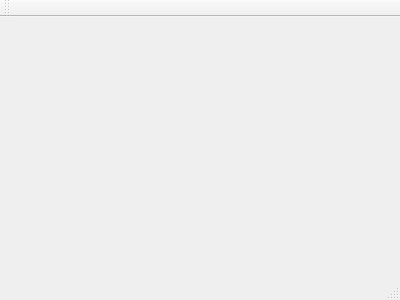
Qt form src/mainwindow.ui (lesquoyb/projet_synthese) before a commit.
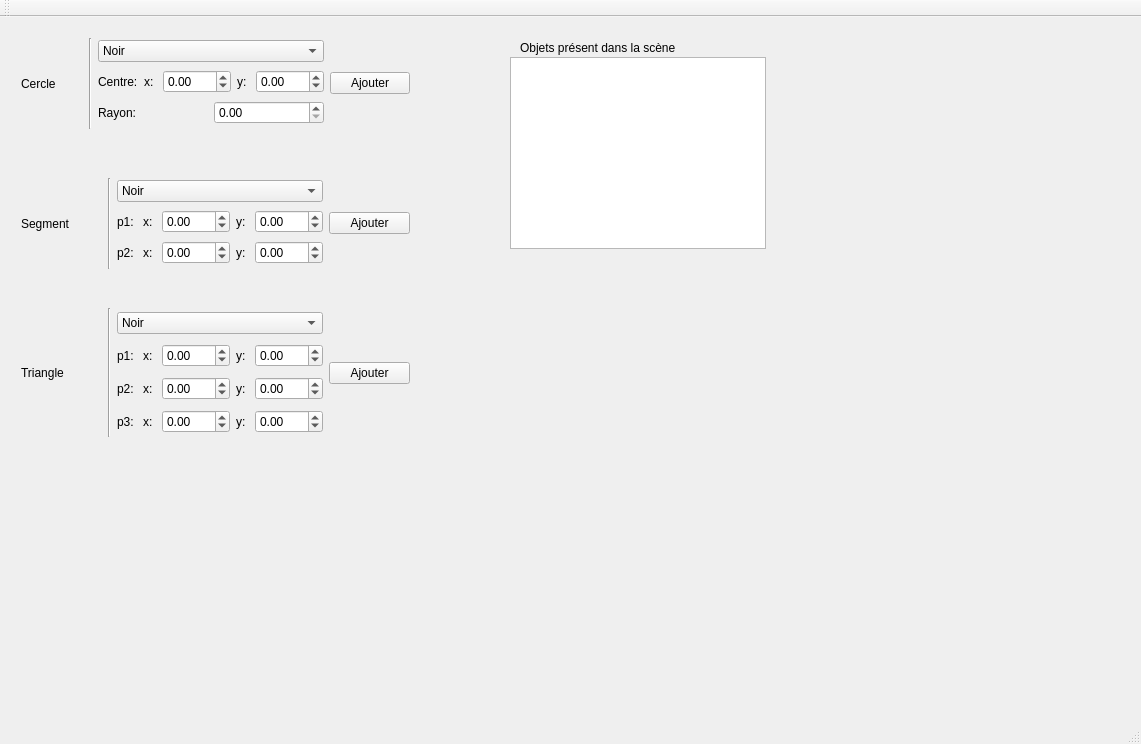
The same form after that commit.

```diff
--- a/src/mainwindow.ui
+++ b/src/mainwindow.ui
@@ -1,24 +1,747 @@
 <ui version="4.0">
  <class>MainWindow</class>
- <widget class="QMainWindow" name="MainWindow" >
-  <property name="geometry" >
+ <widget class="QMainWindow" name="MainWindow">
+  <property name="geometry">
    <rect>
     <x>0</x>
     <y>0</y>
-    <width>400</width>
-    <height>300</height>
+    <width>1141</width>
+    <height>744</height>
    </rect>
   </property>
   <property name="windowTitle" >
    <string>MainWindow</string>
   </property>
-  <widget class="QMenuBar" name="menuBar" />
-  <widget class="QToolBar" name="mainToolBar" />
-  <widget class="QWidget" name="centralWidget" />
-  <widget class="QStatusBar" name="statusBar" />
+  <widget class="QWidget" name="centralWidget">
+   <widget class="QWidget" name="horizontalLayoutWidget">
+    <property name="geometry">
+     <rect>
+      <x>10</x>
+      <y>10</y>
+      <width>411</width>
+      <height>113</height>
+     </rect>
+    </property>
+    <layout class="QHBoxLayout" name="horizontalLayout">
+     <item>
+      <widget class="QLabel" name="label">
+       <property name="text">
+        <string>Cercle</string>
+       </property>
+      </widget>
+     </item>
+     <item>
+      <widget class="Line" name="line">
+       <property name="orientation">
+        <enum>Qt::Vertical</enum>
+       </property>
+      </widget>
+     </item>
+     <item>
+      <layout class="QVBoxLayout" name="verticalLayout_2">
+       <item>
+        <widget class="QComboBox" name="couleurCercle">
+         <property name="editable">
+          <bool>false</bool>
+         </property>
+         <property name="currentText">
+          <string>Noir</string>
+         </property>
+         <item>
+          <property name="text">
+           <string>Noir</string>
+          </property>
+         </item>
+         <item>
+          <property name="text">
+           <string>Blanc</string>
+          </property>
+         </item>
+         <item>
+          <property name="text">
+           <string>Jaune</string>
+          </property>
+         </item>
+         <item>
+          <property name="text">
+           <string>Rouge</string>
+          </property>
+         </item>
+         <item>
+          <property name="text">
+           <string>Vert</string>
+          </property>
+         </item>
+         <item>
+          <property name="text">
+           <string>Bleu</string>
+          </property>
+         </item>
+        </widget>
+       </item>
+       <item>
+        <layout class="QHBoxLayout" name="horizontalLayout_3">
+         <item>
+          <widget class="QLabel" name="label_2">
+           <property name="text">
+            <string>Centre:</string>
+           </property>
+          </widget>
+         </item>
+         <item>
+          <widget class="QLabel" name="label_7">
+           <property name="text">
+            <string>x: </string>
+           </property>
+          </widget>
+         </item>
+         <item>
+          <widget class="QDoubleSpinBox" name="centreX">
+           <property name="toolTip">
+            <string>coordonnées en x du point</string>
+           </property>
+           <property name="minimum">
+            <double>-990.000000000000000</double>
+           </property>
+           <property name="maximum">
+            <double>999.990000000000009</double>
+           </property>
+           <property name="singleStep">
+            <double>10.000000000000000</double>
+           </property>
+          </widget>
+         </item>
+         <item>
+          <widget class="QLabel" name="label_8">
+           <property name="text">
+            <string>y: </string>
+           </property>
+          </widget>
+         </item>
+         <item>
+          <widget class="QDoubleSpinBox" name="centreY">
+           <property name="toolTip">
+            <string>coordonnées en y du point</string>
+           </property>
+           <property name="minimum">
+            <double>-990.000000000000000</double>
+           </property>
+           <property name="maximum">
+            <double>999.990000000000009</double>
+           </property>
+           <property name="singleStep">
+            <double>10.000000000000000</double>
+           </property>
+          </widget>
+         </item>
+        </layout>
+       </item>
+       <item>
+        <layout class="QHBoxLayout" name="horizontalLayout_4">
+         <item>
+          <widget class="QLabel" name="label_3">
+           <property name="text">
+            <string>Rayon: </string>
+           </property>
+          </widget>
+         </item>
+         <item>
+          <widget class="QDoubleSpinBox" name="rayon">
+           <property name="maximum">
+            <double>199.990000000000009</double>
+           </property>
+           <property name="singleStep">
+            <double>5.000000000000000</double>
+           </property>
+          </widget>
+         </item>
+        </layout>
+       </item>
+      </layout>
+     </item>
+     <item>
+      <layout class="QVBoxLayout" name="verticalLayout_3">
+       <item>
+        <spacer name="verticalSpacer">
+         <property name="orientation">
+          <enum>Qt::Vertical</enum>
+         </property>
+         <property name="sizeHint" stdset="0">
+          <size>
+           <width>20</width>
+           <height>40</height>
+          </size>
+         </property>
+        </spacer>
+       </item>
+       <item>
+        <widget class="QPushButton" name="ajout_cercle">
+         <property name="text">
+          <string>Ajouter</string>
+         </property>
+        </widget>
+       </item>
+       <item>
+        <spacer name="verticalSpacer_2">
+         <property name="orientation">
+          <enum>Qt::Vertical</enum>
+         </property>
+         <property name="sizeHint" stdset="0">
+          <size>
+           <width>20</width>
+           <height>40</height>
+          </size>
+         </property>
+        </spacer>
+       </item>
+      </layout>
+     </item>
+    </layout>
+   </widget>
+   <widget class="QWidget" name="horizontalLayoutWidget_5">
+    <property name="geometry">
+     <rect>
+      <x>10</x>
+      <y>150</y>
+      <width>411</width>
+      <height>113</height>
+     </rect>
+    </property>
+    <layout class="QHBoxLayout" name="horizontalLayout_5">
+     <item>
+      <widget class="QLabel" name="label_4">
+       <property name="text">
+        <string>Segment</string>
+       </property>
+      </widget>
+     </item>
+     <item>
+      <widget class="Line" name="line_2">
+       <property name="orientation">
+        <enum>Qt::Vertical</enum>
+       </property>
+      </widget>
+     </item>
+     <item>
+      <layout class="QVBoxLayout" name="verticalLayout_5">
+       <item>
+        <widget class="QComboBox" name="couleurSegment">
+         <property name="editable">
+          <bool>false</bool>
+         </property>
+         <property name="currentText">
+          <string>Noir</string>
+         </property>
+         <item>
+          <property name="text">
+           <string>Noir</string>
+          </property>
+         </item>
+         <item>
+          <property name="text">
+           <string>Blanc</string>
+          </property>
+         </item>
+         <item>
+          <property name="text">
+           <string>Jaune</string>
+          </property>
+         </item>
+         <item>
+          <property name="text">
+           <string>Rouge</string>
+          </property>
+         </item>
+         <item>
+          <property name="text">
+           <string>Vert</string>
+          </property>
+         </item>
+         <item>
+          <property name="text">
+           <string>Bleu</string>
+          </property>
+         </item>
+        </widget>
+       </item>
+       <item>
+        <layout class="QHBoxLayout" name="horizontalLayout_6">
+         <item>
+          <widget class="QLabel" name="label_9">
+           <property name="text">
+            <string>p1: </string>
+           </property>
+          </widget>
+         </item>
+         <item>
+          <widget class="QLabel" name="label_10">
+           <property name="text">
+            <string>x: </string>
+           </property>
+          </widget>
+         </item>
+         <item>
+          <widget class="QDoubleSpinBox" name="sP1X">
+           <property name="toolTip">
+            <string>coordonnées en x du point</string>
+           </property>
+           <property name="minimum">
+            <double>-990.000000000000000</double>
+           </property>
+           <property name="maximum">
+            <double>999.990000000000009</double>
+           </property>
+           <property name="singleStep">
+            <double>10.000000000000000</double>
+           </property>
+          </widget>
+         </item>
+         <item>
+          <widget class="QLabel" name="label_11">
+           <property name="text">
+            <string>y: </string>
+           </property>
+          </widget>
+         </item>
+         <item>
+          <widget class="QDoubleSpinBox" name="sP1Y">
+           <property name="toolTip">
+            <string>coordonnées en y du point</string>
+           </property>
+           <property name="minimum">
+            <double>-990.000000000000000</double>
+           </property>
+           <property name="maximum">
+            <double>999.990000000000009</double>
+           </property>
+           <property name="singleStep">
+            <double>10.000000000000000</double>
+           </property>
+          </widget>
+         </item>
+        </layout>
+       </item>
+       <item>
+        <layout class="QHBoxLayout" name="horizontalLayout_7">
+         <item>
+          <widget class="QLabel" name="label_14">
+           <property name="text">
+            <string>p2: </string>
+           </property>
+          </widget>
+         </item>
+         <item>
+          <widget class="QLabel" name="label_12">
+           <property name="text">
+            <string>x: </string>
+           </property>
+          </widget>
+         </item>
+         <item>
+          <widget class="QDoubleSpinBox" name="sP2X">
+           <property name="toolTip">
+            <string>coordonnées en x du point</string>
+           </property>
+           <property name="minimum">
+            <double>-990.000000000000000</double>
+           </property>
+           <property name="maximum">
+            <double>999.990000000000009</double>
+           </property>
+           <property name="singleStep">
+            <double>10.000000000000000</double>
+           </property>
+          </widget>
+         </item>
+         <item>
+          <widget class="QLabel" name="label_13">
+           <property name="text">
+            <string>y: </string>
+           </property>
+          </widget>
+         </item>
+         <item>
+          <widget class="QDoubleSpinBox" name="sP2Y">
+           <property name="toolTip">
+            <string>coordonnées en y du point</string>
+           </property>
+           <property name="minimum">
+            <double>-990.000000000000000</double>
+           </property>
+           <property name="maximum">
+            <double>999.990000000000009</double>
+           </property>
+           <property name="singleStep">
+            <double>10.000000000000000</double>
+           </property>
+          </widget>
+         </item>
+        </layout>
+       </item>
+      </layout>
+     </item>
+     <item>
+      <layout class="QVBoxLayout" name="verticalLayout_6">
+       <item>
+        <spacer name="verticalSpacer_5">
+         <property name="orientation">
+          <enum>Qt::Vertical</enum>
+         </property>
+         <property name="sizeHint" stdset="0">
+          <size>
+           <width>20</width>
+           <height>40</height>
+          </size>
+         </property>
+        </spacer>
+       </item>
+       <item>
+        <widget class="QPushButton" name="ajout_cercle_3">
+         <property name="text">
+          <string>Ajouter</string>
+         </property>
+        </widget>
+       </item>
+       <item>
+        <spacer name="verticalSpacer_6">
+         <property name="orientation">
+          <enum>Qt::Vertical</enum>
+         </property>
+         <property name="sizeHint" stdset="0">
+          <size>
+           <width>20</width>
+           <height>40</height>
+          </size>
+         </property>
+        </spacer>
+       </item>
+      </layout>
+     </item>
+    </layout>
+   </widget>
+   <widget class="QWidget" name="horizontalLayoutWidget_7">
+    <property name="geometry">
+     <rect>
+      <x>10</x>
+      <y>280</y>
+      <width>411</width>
+      <height>151</height>
+     </rect>
+    </property>
+    <layout class="QHBoxLayout" name="horizontalLayout_8">
+     <item>
+      <widget class="QLabel" name="label_15">
+       <property name="text">
+        <string>Triangle</string>
+       </property>
+      </widget>
+     </item>
+     <item>
+      <widget class="Line" name="line_3">
+       <property name="orientation">
+        <enum>Qt::Vertical</enum>
+       </property>
+      </widget>
+     </item>
+     <item>
+      <layout class="QVBoxLayout" name="verticalLayout_7">
+       <item>
+        <widget class="QComboBox" name="couleurTriangle">
+         <property name="editable">
+          <bool>false</bool>
+         </property>
+         <property name="currentText">
+          <string>Noir</string>
+         </property>
+         <item>
+          <property name="text">
+           <string>Noir</string>
+          </property>
+         </item>
+         <item>
+          <property name="text">
+           <string>Blanc</string>
+          </property>
+         </item>
+         <item>
+          <property name="text">
+           <string>Jaune</string>
+          </property>
+         </item>
+         <item>
+          <property name="text">
+           <string>Rouge</string>
+          </property>
+         </item>
+         <item>
+          <property name="text">
+           <string>Vert</string>
+          </property>
+         </item>
+         <item>
+          <property name="text">
+           <string>Bleu</string>
+          </property>
+         </item>
+        </widget>
+       </item>
+       <item>
+        <layout class="QHBoxLayout" name="horizontalLayout_9">
+         <item>
+          <widget class="QLabel" name="label_16">
+           <property name="text">
+            <string>p1: </string>
+           </property>
+          </widget>
+         </item>
+         <item>
+          <widget class="QLabel" name="label_17">
+           <property name="text">
+            <string>x: </string>
+           </property>
+          </widget>
+         </item>
+         <item>
+          <widget class="QDoubleSpinBox" name="tP1X">
+           <property name="toolTip">
+            <string>coordonnées en x du point</string>
+           </property>
+           <property name="minimum">
+            <double>-990.000000000000000</double>
+           </property>
+           <property name="maximum">
+            <double>999.990000000000009</double>
+           </property>
+           <property name="singleStep">
+            <double>10.000000000000000</double>
+           </property>
+          </widget>
+         </item>
+         <item>
+          <widget class="QLabel" name="label_18">
+           <property name="text">
+            <string>y: </string>
+           </property>
+          </widget>
+         </item>
+         <item>
+          <widget class="QDoubleSpinBox" name="tP1Y">
+           <property name="toolTip">
+            <string>coordonnées en y du point</string>
+           </property>
+           <property name="minimum">
+            <double>-990.000000000000000</double>
+           </property>
+           <property name="maximum">
+            <double>999.990000000000009</double>
+           </property>
+           <property name="singleStep">
+            <double>10.000000000000000</double>
+           </property>
+          </widget>
+         </item>
+        </layout>
+       </item>
+       <item>
+        <layout class="QHBoxLayout" name="horizontalLayout_10">
+         <item>
+          <widget class="QLabel" name="label_19">
+           <property name="text">
+            <string>p2: </string>
+           </property>
+          </widget>
+         </item>
+         <item>
+          <widget class="QLabel" name="label_20">
+           <property name="text">
+            <string>x: </string>
+           </property>
+          </widget>
+         </item>
+         <item>
+          <widget class="QDoubleSpinBox" name="tP2X">
+           <property name="toolTip">
+            <string>coordonnées en x du point</string>
+           </property>
+           <property name="minimum">
+            <double>-990.000000000000000</double>
+           </property>
+           <property name="maximum">
+            <double>999.990000000000009</double>
+           </property>
+           <property name="singleStep">
+            <double>10.000000000000000</double>
+           </property>
+          </widget>
+         </item>
+         <item>
+          <widget class="QLabel" name="label_21">
+           <property name="text">
+            <string>y: </string>
+           </property>
+          </widget>
+         </item>
+         <item>
+          <widget class="QDoubleSpinBox" name="tP2Y">
+           <property name="toolTip">
+            <string>coordonnées en y du point</string>
+           </property>
+           <property name="minimum">
+            <double>-990.000000000000000</double>
+           </property>
+           <property name="maximum">
+            <double>999.990000000000009</double>
+           </property>
+           <property name="singleStep">
+            <double>10.000000000000000</double>
+           </property>
+          </widget>
+         </item>
+        </layout>
+       </item>
+       <item>
+        <layout class="QHBoxLayout" name="horizontalLayout_11">
+         <item>
+          <widget class="QLabel" name="label_22">
+           <property name="text">
+            <string>p3: </string>
+           </property>
+          </widget>
+         </item>
+         <item>
+          <widget class="QLabel" name="label_23">
+           <property name="text">
+            <string>x: </string>
+           </property>
+          </widget>
+         </item>
+         <item>
+          <widget class="QDoubleSpinBox" name="tP3X">
+           <property name="toolTip">
+            <string>coordonnées en x du point</string>
+           </property>
+           <property name="minimum">
+            <double>-990.000000000000000</double>
+           </property>
+           <property name="maximum">
+            <double>999.990000000000009</double>
+           </property>
+           <property name="singleStep">
+            <double>10.000000000000000</double>
+           </property>
+          </widget>
+         </item>
+         <item>
+          <widget class="QLabel" name="label_24">
+           <property name="text">
+            <string>y: </string>
+           </property>
+          </widget>
+         </item>
+         <item>
+          <widget class="QDoubleSpinBox" name="tP3Y">
+           <property name="toolTip">
+            <string>coordonnées en y du point</string>
+           </property>
+           <property name="minimum">
+            <double>-990.000000000000000</double>
+           </property>
+           <property name="maximum">
+            <double>999.990000000000009</double>
+           </property>
+           <property name="singleStep">
+            <double>10.000000000000000</double>
+           </property>
+          </widget>
+         </item>
+        </layout>
+       </item>
+      </layout>
+     </item>
+     <item>
+      <layout class="QVBoxLayout" name="verticalLayout_8">
+       <item>
+        <spacer name="verticalSpacer_7">
+         <property name="orientation">
+          <enum>Qt::Vertical</enum>
+         </property>
+         <property name="sizeHint" stdset="0">
+          <size>
+           <width>20</width>
+           <height>40</height>
+          </size>
+         </property>
+        </spacer>
+       </item>
+       <item>
+        <widget class="QPushButton" name="ajout_cercle_4">
+         <property name="text">
+          <string>Ajouter</string>
+         </property>
+        </widget>
+       </item>
+       <item>
+        <spacer name="verticalSpacer_8">
+         <property name="orientation">
+          <enum>Qt::Vertical</enum>
+         </property>
+         <property name="sizeHint" stdset="0">
+          <size>
+           <width>20</width>
+           <height>40</height>
+          </size>
+         </property>
+        </spacer>
+       </item>
+      </layout>
+     </item>
+    </layout>
+   </widget>
+   <widget class="QListView" name="listView">
+    <property name="geometry">
+     <rect>
+      <x>510</x>
+      <y>40</y>
+      <width>256</width>
+      <height>192</height>
+     </rect>
+    </property>
+   </widget>
+   <widget class="QLabel" name="label_5">
+    <property name="geometry">
+     <rect>
+      <x>520</x>
+      <y>20</y>
+      <width>201</width>
+      <height>21</height>
+     </rect>
+    </property>
+    <property name="text">
+     <string>Objets présent dans la scène</string>
+    </property>
+   </widget>
+  </widget>
+  <widget class="QMenuBar" name="menuBar">
+   <property name="geometry">
+    <rect>
+     <x>0</x>
+     <y>0</y>
+     <width>1141</width>
+     <height>27</height>
+    </rect>
+   </property>
+  </widget>
+  <widget class="QToolBar" name="mainToolBar">
+   <attribute name="toolBarArea">
+    <enum>TopToolBarArea</enum>
+   </attribute>
+   <attribute name="toolBarBreak">
+    <bool>false</bool>
+   </attribute>
+  </widget>
+  <widget class="QStatusBar" name="statusBar"/>
  </widget>
- <layoutDefault spacing="6" margin="11" />
- <pixmapfunction></pixmapfunction>
+ <layoutdefault spacing="6" margin="11"/>
  <resources/>
  <connections/>
 </ui>
```
Left out of the diff: 3 changed lines with no effect on the pictures.
